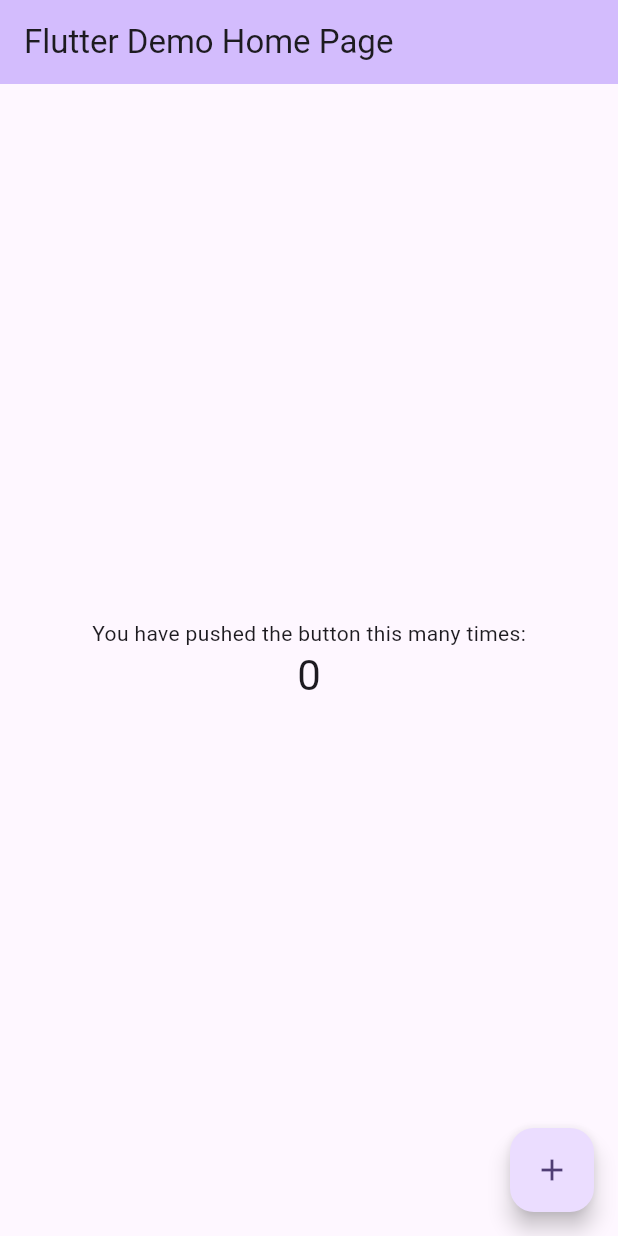
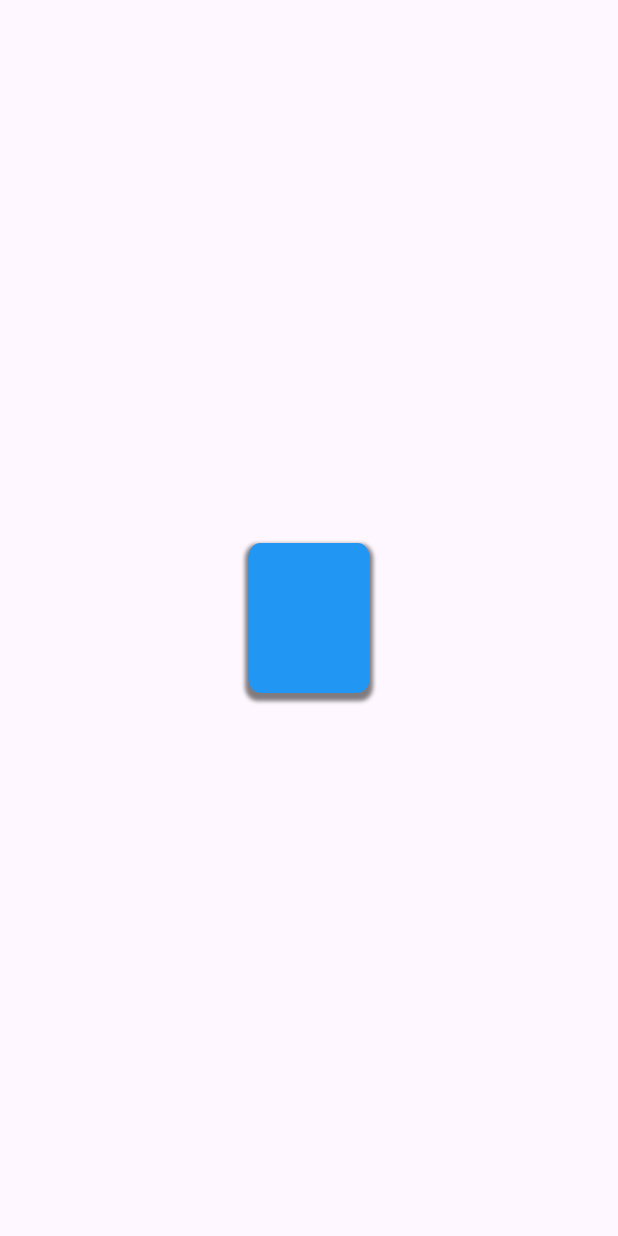
Before and after one commit to kinleyrabgay/flutter_animation_course, a Flutter app: the screen it shows after launch, on a phone screen of 412 x 824 dp. Run offline on Flutter 3.47's test engine with Material 3 defaults, Android fonts, the phone set to English and light mode, and no system bars.

Commit message:
app: animating container around y axis
Signed-off-by: kinleyrabgay <fsd.rabgay@gmail.com>

```diff
--- /dev/null
+++ b/lib/example1/example1.dart
@@ -0,0 +1,78 @@
+import 'package:flutter/material.dart';
+import 'dart:math' show pi;
+
+class Example1 extends StatefulWidget {
+  const Example1({super.key});
+
+  @override
+  State<Example1> createState() => _Example1State();
+}
+
+class _Example1State extends State<Example1>
+    with SingleTickerProviderStateMixin {
+  /// Animation controller - Animation
+  /// 0.0 - 0 degree
+  /// 0.5 - 180 degree
+  /// 1.0 - 360 degree
+
+  late AnimationController _controller;
+  late Animation<double> _animation;
+
+  @override
+  void initState() {
+    super.initState();
+    _controller = AnimationController(
+      vsync: this,
+      duration: const Duration(seconds: 2),
+    )..repeat();
+
+    // Tween() is sth that goes from one value to another
+    _animation = Tween<double>(begin: 0.0, end: 2 * pi).animate(_controller);
+
+    _controller.repeat();
+  }
+
+  @override
+  void dispose() {
+    _controller.dispose();
+    super.dispose();
+  }
+
+  /// Transform is a widget
+  /// Canvas is flipped to x-axis
+
+  @override
+  Widget build(BuildContext context) {
+    return Scaffold(
+      body: Center(
+        child: AnimatedBuilder(
+          animation: _controller,
+          builder: (context, child) {
+            return Transform(
+              alignment: Alignment.center,
+              // origin: const Offset(50, 50),
+              // Reset the rotation, translation, reset the matrix, Offset(0, 0) then rotate to Z
+              transform: Matrix4.identity()..rotateY(_animation.value),
+              child: Container(
+                width: 100,
+                height: 100,
+                decoration: BoxDecoration(
+                  color: Colors.blue,
+                  borderRadius: BorderRadius.circular(10),
+                  boxShadow: [
+                    BoxShadow(
+                      color: Colors.black.withOpacity(0.5),
+                      spreadRadius: 2,
+                      blurRadius: 2,
+                      offset: const Offset(0, 3),
+                    )
+                  ],
+                ),
+              ),
+            );
+          },
+        ),
+      ),
+    );
+  }
+}
--- a/lib/main.dart
+++ b/lib/main.dart
@@ -1,4 +1,5 @@
 import 'package:flutter/material.dart';
+import 'package:flutter_animation_course/example1/example1.dart';
 
 void main() {
   runApp(const MyApp());
@@ -11,115 +12,12 @@
   @override
   Widget build(BuildContext context) {
     return MaterialApp(
-      title: 'Flutter Demo',
+      title: 'Flutter Animation Course',
       theme: ThemeData(
-        // This is the theme of your application.
-        //
-        // TRY THIS: Try running your application with "flutter run". You'll see
-        // the application has a purple toolbar. Then, without quitting the app,
-        // try changing the seedColor in the colorScheme below to Colors.green
-        // and then invoke "hot reload" (save your changes or press the "hot
-        // reload" button in a Flutter-supported IDE, or press "r" if you used
-        // the command line to start the app).
-        //
-        // Notice that the counter didn't reset back to zero; the application
-        // state is not lost during the reload. To reset the state, use hot
-        // restart instead.
-        //
-        // This works for code too, not just values: Most code changes can be
-        // tested with just a hot reload.
         colorScheme: ColorScheme.fromSeed(seedColor: Colors.deepPurple),
         useMaterial3: true,
       ),
-      home: const MyHomePage(title: 'Flutter Demo Home Page'),
+      home: const Example1(),
     );
   }
 }
-
-class MyHomePage extends StatefulWidget {
-  const MyHomePage({super.key, required this.title});
-
-  // This widget is the home page of your application. It is stateful, meaning
-  // that it has a State object (defined below) that contains fields that affect
-  // how it looks.
-
-  // This class is the configuration for the state. It holds the values (in this
-  // case the title) provided by the parent (in this case the App widget) and
-  // used by the build method of the State. Fields in a Widget subclass are
-  // always marked "final".
-
-  final String title;
-
-  @override
-  State<MyHomePage> createState() => _MyHomePageState();
-}
-
-class _MyHomePageState extends State<MyHomePage> {
-  int _counter = 0;
-
-  void _incrementCounter() {
-    setState(() {
-      // This call to setState tells the Flutter framework that something has
-      // changed in this State, which causes it to rerun the build method below
-      // so that the display can reflect the updated values. If we changed
-      // _counter without calling setState(), then the build method would not be
-      // called again, and so nothing would appear to happen.
-      _counter++;
-    });
-  }
-
-  @override
-  Widget build(BuildContext context) {
-    // This method is rerun every time setState is called, for instance as done
-    // by the _incrementCounter method above.
-    //
-    // The Flutter framework has been optimized to make rerunning build methods
-    // fast, so that you can just rebuild anything that needs updating rather
-    // than having to individually change instances of widgets.
-    return Scaffold(
-      appBar: AppBar(
-        // TRY THIS: Try changing the color here to a specific color (to
-        // Colors.amber, perhaps?) and trigger a hot reload to see the AppBar
-        // change color while the other colors stay the same.
-        backgroundColor: Theme.of(context).colorScheme.inversePrimary,
-        // Here we take the value from the MyHomePage object that was created by
-        // the App.build method, and use it to set our appbar title.
-        title: Text(widget.title),
-      ),
-      body: Center(
-        // Center is a layout widget. It takes a single child and positions it
-        // in the middle of the parent.
-        child: Column(
-          // Column is also a layout widget. It takes a list of children and
-          // arranges them vertically. By default, it sizes itself to fit its
-          // children horizontally, and tries to be as tall as its parent.
-          //
-          // Column has various properties to control how it sizes itself and
-          // how it positions its children. Here we use mainAxisAlignment to
-          // center the children vertically; the main axis here is the vertical
-          // axis because Columns are vertical (the cross axis would be
-          // horizontal).
-          //
-          // TRY THIS: Invoke "debug painting" (choose the "Toggle Debug Paint"
-          // action in the IDE, or press "p" in the console), to see the
-          // wireframe for each widget.
-          mainAxisAlignment: MainAxisAlignment.center,
-          children: <Widget>[
-            const Text(
-              'You have pushed the button this many times:',
-            ),
-            Text(
-              '$_counter',
-              style: Theme.of(context).textTheme.headlineMedium,
-            ),
-          ],
-        ),
-      ),
-      floatingActionButton: FloatingActionButton(
-        onPressed: _incrementCounter,
-        tooltip: 'Increment',
-        child: const Icon(Icons.add),
-      ), // This trailing comma makes auto-formatting nicer for build methods.
-    );
-  }
-}
```
